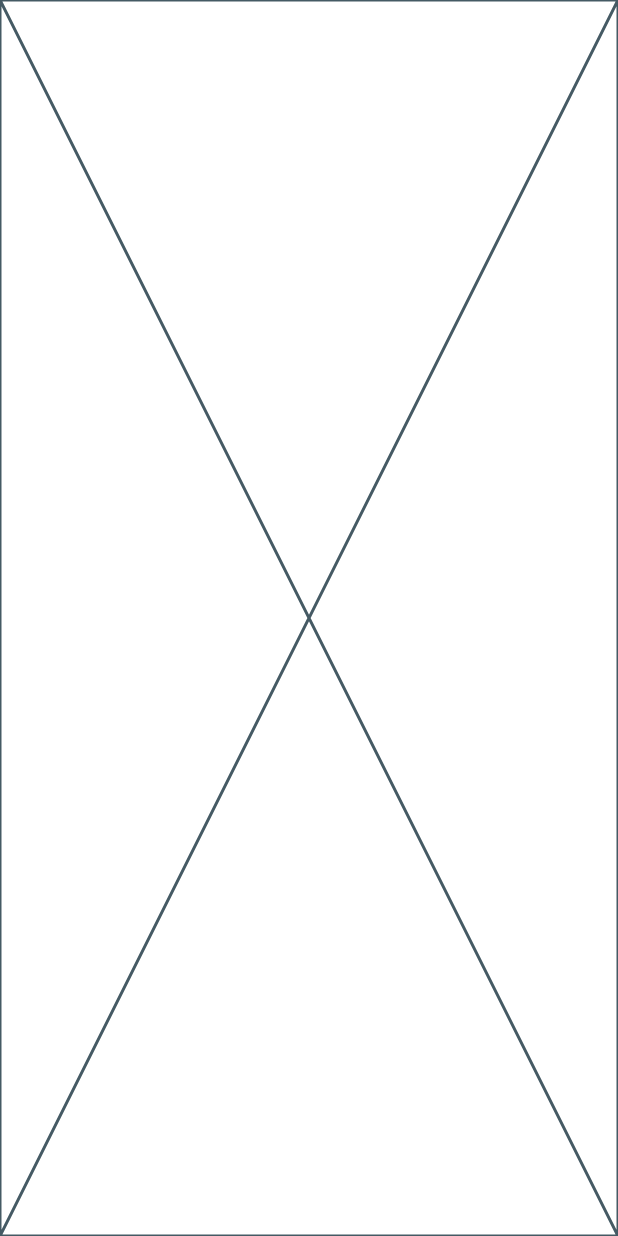
After one commit to Silva3012/nextone, a Flutter app: the screen it shows after launch, on a phone screen of 412 x 824 dp. The commit adds this screen. Run offline on Flutter 3.47's test engine with Material 3 defaults, Android fonts, the phone set to English and light mode, and no system bars.

Commit message:
chore: create the apps theming

```diff
--- /dev/null
+++ b/lib/app/app.dart
@@ -0,0 +1,15 @@
+import 'package:flutter/material.dart';
+import 'package:nextone/app/theme/nextone_app_theme.dart';
+
+class NextOneApp extends StatelessWidget {
+  const NextOneApp({super.key});
+
+  @override
+  Widget build(BuildContext context) {
+    return MaterialApp(
+      title: 'NextOne',
+      theme: NextoneAppTheme.theme,
+      home: const Placeholder(),
+    );
+  }
+}
--- /dev/null
+++ b/lib/app/theme/nextone_app_theme.dart
@@ -0,0 +1,53 @@
+import 'package:flutter/material.dart';
+import 'package:nextone/app/theme/nextone_colors.dart';
+import 'package:nextone/app/theme/nextone_text_styles.dart';
+
+class NextoneAppTheme {
+  static ThemeData get theme {
+    return ThemeData(
+      brightness: Brightness.dark,
+      fontFamily: 'Inter',
+      scaffoldBackgroundColor: NextOneColors.background,
+      primaryColor: NextOneColors.primary,
+      colorScheme: const ColorScheme.dark().copyWith(
+        primary: NextOneColors.primary,
+        secondary: NextOneColors.background,
+        surface: NextOneColors.surface,
+        onPrimary: NextOneColors.textPrimary,
+        onSecondary: NextOneColors.textSecondary,
+        onSurface: NextOneColors.textPrimary,
+        error: NextOneColors.error,
+        onTertiary: NextOneColors.success,
+      ),
+      textTheme: const TextTheme(
+          displayLarge: NextOneTextStyles.headline,
+          headlineMedium: NextOneTextStyles.title,
+          bodyLarge: NextOneTextStyles.bodyText1,
+          labelLarge: NextOneTextStyles.bodyTextSecondary),
+      appBarTheme: const AppBarTheme(
+        backgroundColor: NextOneColors.surface,
+        foregroundColor: NextOneColors.textPrimary,
+        elevation: 0,
+      ),
+      elevatedButtonTheme: ElevatedButtonThemeData(
+          style: ElevatedButton.styleFrom(
+        backgroundColor: NextOneColors.primary,
+        foregroundColor: NextOneColors.textPrimary,
+        textStyle: const TextStyle(fontWeight: FontWeight.w600),
+        shape: RoundedRectangleBorder(
+          borderRadius: BorderRadius.circular(8.0),
+        ),
+      )),
+      inputDecorationTheme: InputDecorationTheme(
+        filled: true,
+        fillColor: NextOneColors.surface,
+        border: OutlineInputBorder(
+          borderRadius: BorderRadius.circular(8.0),
+          borderSide: BorderSide.none,
+        ),
+        labelStyle: const TextStyle(color: NextOneColors.textSecondary),
+        hintStyle: const TextStyle(color: NextOneColors.textSecondary),
+      ),
+    );
+  }
+}
--- /dev/null
+++ b/lib/app/theme/nextone_colors.dart
@@ -0,0 +1,11 @@
+import 'package:flutter/material.dart';
+
+class NextOneColors {
+  static const Color primary = Color(0xFFFF3B30);
+  static const Color background = Color(0xFF121212);
+  static const Color surface = Color(0xFF1E1E1E);
+  static const Color textPrimary = Color(0xFFFFFFFF);
+  static const Color textSecondary = Color(0xFFB3B3B3);
+  static const Color success = Color(0xFF00C853);
+  static const Color error = Color(0xFFFF5252);
+}
--- /dev/null
+++ b/lib/app/theme/nextone_text_styles.dart
@@ -0,0 +1,29 @@
+import 'package:flutter/material.dart';
+
+import 'nextone_colors.dart';
+
+class NextOneTextStyles {
+  static const TextStyle headline = TextStyle(
+    fontSize: 24,
+    fontWeight: FontWeight.bold,
+    color: NextOneColors.textPrimary,
+  );
+
+  static const TextStyle title = TextStyle(
+    fontSize: 20,
+    fontWeight: FontWeight.w600,
+    color: NextOneColors.textPrimary,
+  );
+
+  static const TextStyle bodyText1 = TextStyle(
+    fontSize: 16.0,
+    fontWeight: FontWeight.normal,
+    color: NextOneColors.textPrimary,
+  );
+
+  static const TextStyle bodyTextSecondary = TextStyle(
+    fontSize: 16.0,
+    fontWeight: FontWeight.normal,
+    color: NextOneColors.textSecondary,
+  );
+}
--- /dev/null
+++ b/lib/app/theme/spacing_constants.dart
@@ -0,0 +1 @@
+// TODO: Create spacing constants
--- a/lib/main.dart
+++ b/lib/main.dart
@@ -1,14 +1,7 @@
 import 'package:flutter/material.dart';
 
+import 'app/app.dart';
+
 void main() {
-  runApp(const MyApp());
+  runApp(const NextOneApp());
 }
-
-class MyApp extends StatelessWidget {
-  const MyApp({super.key});
-
-  @override
-  Widget build(BuildContext context) {
-    return const Placeholder();
-  }
-}
```
Also changed, not shown: 1 other file.
